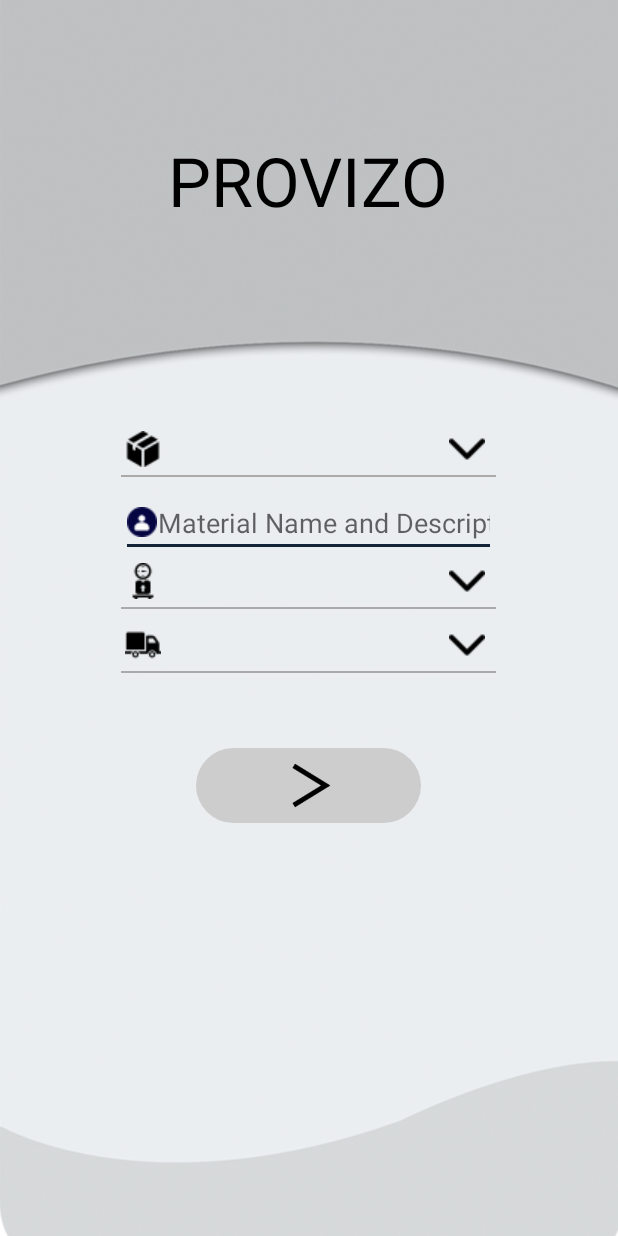
After one commit to aggarwalmayank/PROVIZO, an Android app: the SelectServiceTruck screen opened directly, with no data from a screen before it, on a phone screen of 412 x 824 dp. The commit adds this screen. Run offline under Robolectric (Android 15) with nearby library versions, the phone set to English and light mode, and no system bars.

Commit message:
layouts chnged

```diff
--- a/app/src/main/AndroidManifest.xml
+++ b/app/src/main/AndroidManifest.xml
@@ -9,7 +9,7 @@
         android:roundIcon="@mipmap/ic_launcher_round"
         android:supportsRtl="true"
         android:theme="@style/AppTheme">
-        <activity android:name=".completed"></activity>
+        <activity android:name=".completed" />
         <activity android:name=".consignee_details" />
         <activity android:name=".consignor_details" />
         <activity android:name=".goods" />
@@ -25,6 +25,7 @@
         <activity android:name=".SignInUp" />
         <activity android:name=".SignUpSecond" />
         <activity android:name=".DeliveryLocation" />
+        <activity android:name=".SelectServiceTruck"></activity>
     </application>
 
 </manifest>
--- a/app/src/main/java/com/appsaga/provizo/DeliveryLocation.java
+++ b/app/src/main/java/com/appsaga/provizo/DeliveryLocation.java
@@ -1,13 +1,29 @@
 package com.appsaga.provizo;
 
+import android.content.Intent;
 import android.support.v7.app.AppCompatActivity;
 import android.os.Bundle;
+import android.view.View;
+import android.widget.Button;
+import android.widget.ImageButton;
 
 public class DeliveryLocation extends AppCompatActivity {
+
+    ImageButton deliveryNext;
 
     @Override
     protected void onCreate(Bundle savedInstanceState) {
         super.onCreate(savedInstanceState);
         setContentView(R.layout.activity_delivery_location);
+
+        deliveryNext = findViewById(R.id.delivery_next);
+
+        deliveryNext.setOnClickListener(new View.OnClickListener() {
+            @Override
+            public void onClick(View v) {
+
+                startActivity(new Intent(DeliveryLocation.this,SelectServiceTruck.class));
+            }
+        });
     }
 }
--- /dev/null
+++ b/app/src/main/java/com/appsaga/provizo/SelectServiceTruck.java
@@ -0,0 +1,13 @@
+package com.appsaga.provizo;
+
+import android.support.v7.app.AppCompatActivity;
+import android.os.Bundle;
+
+public class SelectServiceTruck extends AppCompatActivity {
+
+    @Override
+    protected void onCreate(Bundle savedInstanceState) {
+        super.onCreate(savedInstanceState);
+        setContentView(R.layout.activity_select_service_truck);
+    }
+}
--- a/app/src/main/res/layout/activity_delivery_location.xml
+++ b/app/src/main/res/layout/activity_delivery_location.xml
@@ -72,7 +72,7 @@
                 android:inputType="text" />
 
             <ImageButton
-                android:id="@+id/nextdelivery"
+                android:id="@+id/delivery_next"
                 android:layout_width="150dp"
                 android:layout_height="50dp"
                 android:layout_gravity="center"
@@ -84,8 +84,6 @@
                 android:scaleType="centerInside"
                 android:src="@drawable/right_pointer" />
 
-
-
         </LinearLayout>
     </RelativeLayout>
 </LinearLayout>
--- /dev/null
+++ b/app/src/main/res/layout/activity_select_service_truck.xml
@@ -0,0 +1,153 @@
+<?xml version="1.0" encoding="utf-8"?>
+<LinearLayout xmlns:android="http://schemas.android.com/apk/res/android"
+    xmlns:app="http://schemas.android.com/apk/res-auto"
+    xmlns:tools="http://schemas.android.com/tools"
+    android:layout_width="match_parent"
+    android:layout_height="match_parent"
+    android:gravity="center"
+    android:orientation="vertical"
+    tools:context=".DeliveryLocation">
+
+    <RelativeLayout
+        android:layout_width="match_parent"
+        android:layout_height="match_parent"
+        android:gravity="center">
+
+        <ImageView
+            android:layout_width="match_parent"
+            android:layout_height="match_parent"
+            android:layout_alignParentEnd="true"
+            android:layout_alignParentRight="true"
+            android:layout_marginEnd="0dp"
+            android:layout_marginRight="0dp"
+            android:scaleType="centerCrop"
+            android:src="@drawable/provizo_bg1" />
+
+        <TextView
+            android:id="@+id/appnamesignupsecond"
+            android:layout_width="wrap_content"
+            android:layout_height="wrap_content"
+            android:layout_centerHorizontal="true"
+            android:layout_marginTop="90dp"
+            android:paddingStart="20dp"
+            android:paddingLeft="20dp"
+            android:paddingEnd="20dp"
+            android:paddingRight="20dp"
+            android:text="@string/app_name"
+            android:textColor="#000000"
+            android:textSize="45sp" />
+
+        <LinearLayout
+            android:layout_width="wrap_content"
+            android:layout_height="wrap_content"
+            android:layout_centerInParent="true"
+            android:gravity="center"
+            android:orientation="vertical">
+
+            <LinearLayout
+                android:layout_width="wrap_content"
+                android:layout_height="wrap_content"
+                android:orientation="horizontal"
+                android:layout_marginTop="8dp">
+
+                <ImageView
+                    android:layout_width="wrap_content"
+                    android:layout_height="wrap_content"
+                    android:src="@drawable/box"
+                    android:layout_gravity="center_vertical"/>
+
+                <Spinner
+                    android:id="@+id/boxspinner"
+                    android:layout_width="220dp"
+                    android:layout_height="wrap_content"
+                    android:layout_gravity="center"
+                    android:background="@drawable/spinner_rect"
+                    android:spinnerMode="dropdown"
+                    android:textAlignment="center"
+                    />
+            </LinearLayout>
+
+            <View
+                android:layout_width="match_parent"
+                android:layout_height="1.5dp"
+                android:layout_marginTop="1dp"
+                android:background="@android:color/darker_gray"/>
+
+            <EditText
+                android:id="@+id/pickuploc"
+                android:layout_width="250dp"
+                android:layout_height="wrap_content"
+                android:drawableLeft="@drawable/loginid"
+                android:gravity="center"
+                android:hint="Material Name and Description"
+                android:inputType="text"
+                android:layout_marginTop="8dp"/>
+
+            <LinearLayout
+                android:layout_width="wrap_content"
+                android:layout_height="wrap_content"
+                android:orientation="horizontal">
+
+                <ImageView
+                    android:layout_width="wrap_content"
+                    android:layout_height="wrap_content"
+                    android:src="@drawable/weight"
+                    android:layout_gravity="center_vertical"/>
+
+                <Spinner
+                    android:id="@+id/weightspinner"
+                    android:layout_width="220dp"
+                    android:layout_height="wrap_content"
+                    android:layout_gravity="center"
+                    android:textAlignment="center"
+                    android:background="@drawable/spinner_rect"/>
+            </LinearLayout>
+
+            <View
+                android:layout_width="match_parent"
+                android:layout_height="1.5dp"
+                android:layout_marginTop="1dp"
+                android:background="@android:color/darker_gray"/>
+
+            <LinearLayout
+                android:layout_width="wrap_content"
+                android:layout_height="wrap_content"
+                android:orientation="horizontal"
+                android:layout_marginTop="8dp">
+                <ImageView
+                    android:layout_width="wrap_content"
+                    android:layout_height="wrap_content"
+                    android:src="@drawable/deliverytruck"
+                    android:layout_gravity="center_vertical"/>
+
+                <Spinner
+                    android:id="@+id/truckspinner"
+                    android:layout_width="220dp"
+                    android:layout_height="wrap_content"
+                    android:layout_gravity="center"
+                    android:textAlignment="center"
+                    android:background="@drawable/spinner_rect"/>
+            </LinearLayout>
+
+            <View
+                android:layout_width="match_parent"
+                android:layout_height="1.5dp"
+                android:layout_marginTop="1dp"
+                android:background="@android:color/darker_gray"/>
+
+            <ImageButton
+                android:id="@+id/nextgoods"
+                android:layout_width="150dp"
+                android:layout_height="50dp"
+                android:layout_gravity="center"
+                android:layout_marginTop="50dp"
+                android:background="@drawable/ripple_effect_2"
+                android:clickable="false"
+                android:paddingTop="5dp"
+                android:paddingBottom="5dp"
+                android:scaleType="centerInside"
+                android:src="@drawable/right_pointer" />
+
+        </LinearLayout>
+    </RelativeLayout>
+</LinearLayout>
```
